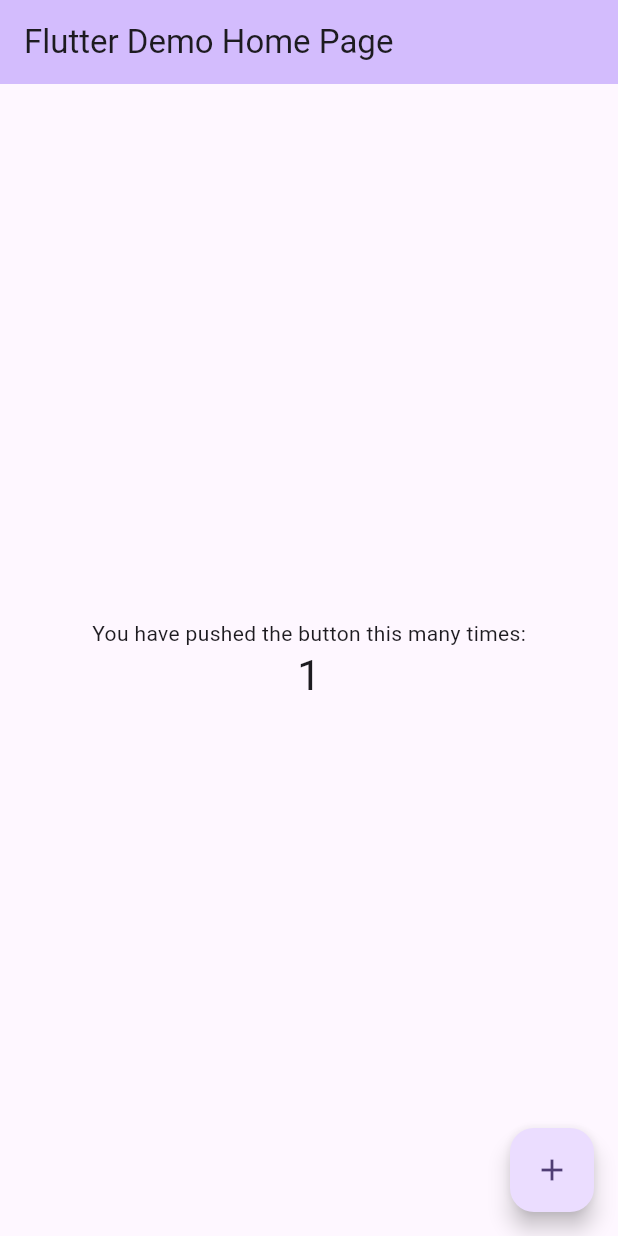
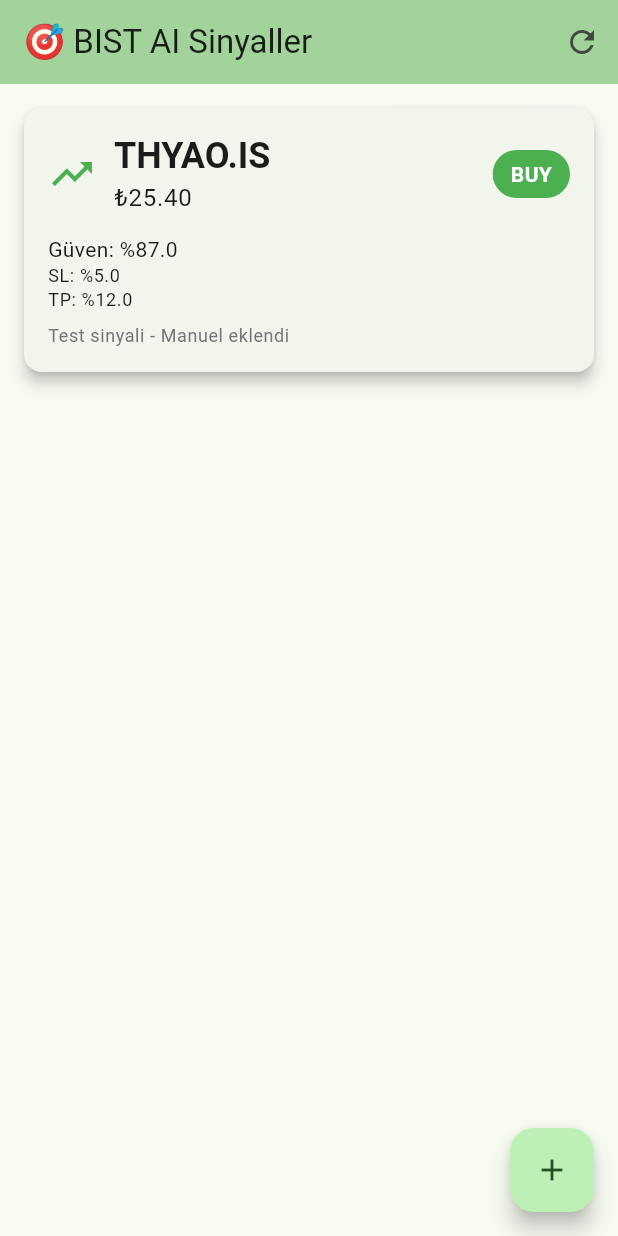
Before and after one commit to caglarilhan/mindtrack, a Flutter app: the screen it shows after launch, after a tap on the "add" icon, on a phone screen of 412 x 824 dp. Run offline on Flutter 3.47's test engine with Material 3 defaults, Android fonts, the phone set to English and light mode, and no system bars; our stand-ins replace cloud_firestore, firebase_core; accounts and stored records are empty.

Commit message:
Backend + Flutter Firebase entegrasyonu ✅

```diff
--- a/flutter_app/lib/main.dart
+++ b/flutter_app/lib/main.dart
@@ -1,122 +1,255 @@
 import 'package:flutter/material.dart';
+import 'package:firebase_core/firebase_core.dart';
+import 'package:cloud_firestore/cloud_firestore.dart';
 
-void main() {
-  runApp(const MyApp());
+void main() async {
+  WidgetsFlutterBinding.ensureInitialized();
+  await Firebase.initializeApp();
+  runApp(const BistAIApp());
 }
 
-class MyApp extends StatelessWidget {
-  const MyApp({super.key});
+class BistAIApp extends StatelessWidget {
+  const BistAIApp({super.key});
 
-  // This widget is the root of your application.
   @override
   Widget build(BuildContext context) {
     return MaterialApp(
-      title: 'Flutter Demo',
+      title: 'BIST AI Kazanç Asistanı',
       theme: ThemeData(
-        // This is the theme of your application.
-        //
-        // TRY THIS: Try running your application with "flutter run". You'll see
-        // the application has a purple toolbar. Then, without quitting the app,
-        // try changing the seedColor in the colorScheme below to Colors.green
-        // and then invoke "hot reload" (save your changes or press the "hot
-        // reload" button in a Flutter-supported IDE, or press "r" if you used
-        // the command line to start the app).
-        //
-        // Notice that the counter didn't reset back to zero; the application
-        // state is not lost during the reload. To reset the state, use hot
-        // restart instead.
-        //
-        // This works for code too, not just values: Most code changes can be
-        // tested with just a hot reload.
-        colorScheme: ColorScheme.fromSeed(seedColor: Colors.deepPurple),
+        colorScheme: ColorScheme.fromSeed(
+          seedColor: Colors.green,
+          brightness: Brightness.light,
+        ),
+        useMaterial3: true,
       ),
-      home: const MyHomePage(title: 'Flutter Demo Home Page'),
+      darkTheme: ThemeData(
+        colorScheme: ColorScheme.fromSeed(
+          seedColor: Colors.green,
+          brightness: Brightness.dark,
+        ),
+        useMaterial3: true,
+      ),
+      home: const SignalDashboard(),
     );
   }
 }
 
-class MyHomePage extends StatefulWidget {
-  const MyHomePage({super.key, required this.title});
-
-  // This widget is the home page of your application. It is stateful, meaning
-  // that it has a State object (defined below) that contains fields that affect
-  // how it looks.
-
-  // This class is the configuration for the state. It holds the values (in this
-  // case the title) provided by the parent (in this case the App widget) and
-  // used by the build method of the State. Fields in a Widget subclass are
-  // always marked "final".
-
-  final String title;
+class SignalDashboard extends StatefulWidget {
+  const SignalDashboard({super.key});
 
   @override
-  State<MyHomePage> createState() => _MyHomePageState();
+  State<SignalDashboard> createState() => _SignalDashboardState();
 }
 
-class _MyHomePageState extends State<MyHomePage> {
-  int _counter = 0;
+class _SignalDashboardState extends State<SignalDashboard> {
+  @override
+  Widget build(BuildContext context) {
+    return Scaffold(
+      appBar: AppBar(
+        title: const Text('🎯 BIST AI Sinyaller'),
+        backgroundColor: Theme.of(context).colorScheme.inversePrimary,
+        actions: [
+          IconButton(
+            icon: const Icon(Icons.refresh),
+            onPressed: () {
+              setState(() {}); // Refresh signals
+            },
+          ),
+        ],
+      ),
+      body: StreamBuilder<QuerySnapshot>(
+        stream: FirebaseFirestore.instance
+            .collection('latest_signals')
+            .snapshots(),
+        builder: (context, snapshot) {
+          if (snapshot.hasError) {
+            return Center(
+              child: Column(
+                mainAxisAlignment: MainAxisAlignment.center,
+                children: [
+                  const Icon(Icons.error, size: 64, color: Colors.red),
+                  const SizedBox(height: 16),
+                  Text('Hata: ${snapshot.error}'),
+                ],
+              ),
+            );
+          }
 
-  void _incrementCounter() {
-    setState(() {
-      // This call to setState tells the Flutter framework that something has
-      // changed in this State, which causes it to rerun the build method below
-      // so that the display can reflect the updated values. If we changed
-      // _counter without calling setState(), then the build method would not be
-      // called again, and so nothing would appear to happen.
-      _counter++;
+          if (snapshot.connectionState == ConnectionState.waiting) {
+            return const Center(
+              child: Column(
+                mainAxisAlignment: MainAxisAlignment.center,
+                children: [
+                  CircularProgressIndicator(),
+                  SizedBox(height: 16),
+                  Text('Sinyaller yükleniyor...'),
+                ],
+              ),
+            );
+          }
+
+          final signals = snapshot.data?.docs ?? [];
+
+          if (signals.isEmpty) {
+            return const Center(
+              child: Column(
+                mainAxisAlignment: MainAxisAlignment.center,
+                children: [
+                  Icon(Icons.signal_cellular_off, size: 64, color: Colors.grey),
+                  SizedBox(height: 16),
+                  Text('Henüz sinyal yok'),
+                  Text('Backend çalışıyor mu kontrol edin...'),
+                ],
+              ),
+            );
+          }
+
+          return ListView.builder(
+            padding: const EdgeInsets.all(16),
+            itemCount: signals.length,
+            itemBuilder: (context, index) {
+              final signal = signals[index].data() as Map<String, dynamic>;
+              return SignalCard(signal: signal);
+            },
+          );
+        },
+      ),
+      floatingActionButton: FloatingActionButton(
+        onPressed: () {
+          // Test için manuel sinyal ekle
+          _addTestSignal();
+        },
+        child: const Icon(Icons.add),
+      ),
+    );
+  }
+
+  void _addTestSignal() {
+    FirebaseFirestore.instance.collection('latest_signals').add({
+      'symbol': 'THYAO.IS',
+      'signal': 'BUY',
+      'confidence': 0.87,
+      'timestamp': Timestamp.now(),
+      'model': 'TestSignal',
+      'price': 25.40,
+      'reason': 'Test sinyali - Manuel eklendi',
+      'sl_percent': 5.0,
+      'tp_percent': 12.0,
     });
   }
+}
+
+class SignalCard extends StatelessWidget {
+  final Map<String, dynamic> signal;
+
+  const SignalCard({super.key, required this.signal});
 
   @override
   Widget build(BuildContext context) {
-    // This method is rerun every time setState is called, for instance as done
-    // by the _incrementCounter method above.
-    //
-    // The Flutter framework has been optimized to make rerunning build methods
-    // fast, so that you can just rebuild anything that needs updating rather
-    // than having to individually change instances of widgets.
-    return Scaffold(
-      appBar: AppBar(
-        // TRY THIS: Try changing the color here to a specific color (to
-        // Colors.amber, perhaps?) and trigger a hot reload to see the AppBar
-        // change color while the other colors stay the same.
-        backgroundColor: Theme.of(context).colorScheme.inversePrimary,
-        // Here we take the value from the MyHomePage object that was created by
-        // the App.build method, and use it to set our appbar title.
-        title: Text(widget.title),
-      ),
-      body: Center(
-        // Center is a layout widget. It takes a single child and positions it
-        // in the middle of the parent.
+    final signalType = signal['signal'] ?? 'HOLD';
+    final confidence = (signal['confidence'] ?? 0.0) * 100;
+    final symbol = signal['symbol'] ?? '';
+    final price = signal['price'] ?? 0.0;
+    final reason = signal['reason'] ?? '';
+
+    Color signalColor;
+    IconData signalIcon;
+
+    switch (signalType) {
+      case 'BUY':
+        signalColor = Colors.green;
+        signalIcon = Icons.trending_up;
+        break;
+      case 'SELL':
+        signalColor = Colors.red;
+        signalIcon = Icons.trending_down;
+        break;
+      default:
+        signalColor = Colors.orange;
+        signalIcon = Icons.pause;
+    }
+
+    return Card(
+      margin: const EdgeInsets.only(bottom: 12),
+      elevation: 4,
+      child: Padding(
+        padding: const EdgeInsets.all(16),
         child: Column(
-          // Column is also a layout widget. It takes a list of children and
-          // arranges them vertically. By default, it sizes itself to fit its
-          // children horizontally, and tries to be as tall as its parent.
-          //
-          // Column has various properties to control how it sizes itself and
-          // how it positions its children. Here we use mainAxisAlignment to
-          // center the children vertically; the main axis here is the vertical
-          // axis because Columns are vertical (the cross axis would be
-          // horizontal).
-          //
-          // TRY THIS: Invoke "debug painting" (choose the "Toggle Debug Paint"
-          // action in the IDE, or press "p" in the console), to see the
-          // wireframe for each widget.
-          mainAxisAlignment: MainAxisAlignment.center,
-          children: <Widget>[
-            const Text('You have pushed the button this many times:'),
+          crossAxisAlignment: CrossAxisAlignment.start,
+          children: [
+            Row(
+              children: [
+                Icon(signalIcon, color: signalColor, size: 32),
+                const SizedBox(width: 12),
+                Expanded(
+                  child: Column(
+                    crossAxisAlignment: CrossAxisAlignment.start,
+                    children: [
+                      Text(
+                        symbol,
+                        style: Theme.of(context).textTheme.headlineSmall?.copyWith(
+                          fontWeight: FontWeight.bold,
+                        ),
+                      ),
+                      Text(
+                        '₺${price.toStringAsFixed(2)}',
+                        style: Theme.of(context).textTheme.bodyLarge,
+                      ),
+                    ],
+                  ),
+                ),
+                Container(
+                  padding: const EdgeInsets.symmetric(horizontal: 12, vertical: 6),
+                  decoration: BoxDecoration(
+                    color: signalColor,
+                    borderRadius: BorderRadius.circular(20),
+                  ),
+                  child: Text(
+                    signalType,
+                    style: const TextStyle(
+                      color: Colors.white,
+                      fontWeight: FontWeight.bold,
+                    ),
+                  ),
+                ),
+              ],
+            ),
+            const SizedBox(height: 12),
+            Row(
+              children: [
+                Expanded(
+                  child: Column(
+                    crossAxisAlignment: CrossAxisAlignment.start,
+                    children: [
+                      Text(
+                        'Güven: %${confidence.toStringAsFixed(1)}',
+                        style: Theme.of(context).textTheme.bodyMedium,
+                      ),
+                      if (signal['sl_percent'] != null)
+                        Text(
+                          'SL: %${signal['sl_percent']}',
+                          style: Theme.of(context).textTheme.bodySmall,
+                        ),
+                      if (signal['tp_percent'] != null)
+                        Text(
+                          'TP: %${signal['tp_percent']}',
+                          style: Theme.of(context).textTheme.bodySmall,
+                        ),
+                    ],
+                  ),
+                ),
+              ],
+            ),
+            const SizedBox(height: 8),
             Text(
-              '$_counter',
-              style: Theme.of(context).textTheme.headlineMedium,
+              reason,
+              style: Theme.of(context).textTheme.bodySmall?.copyWith(
+                color: Colors.grey[600],
+              ),
             ),
           ],
         ),
       ),
-      floatingActionButton: FloatingActionButton(
-        onPressed: _incrementCounter,
-        tooltip: 'Increment',
-        child: const Icon(Icons.add),
-      ), // This trailing comma makes auto-formatting nicer for build methods.
     );
   }
 }
--- a/flutter_app/pubspec.yaml
+++ b/flutter_app/pubspec.yaml
@@ -34,6 +34,10 @@
   # The following adds the Cupertino Icons font to your application.
   # Use with the CupertinoIcons class for iOS style icons.
   cupertino_icons: ^1.0.8
+  firebase_core: ^3.15.0
+  firebase_auth: ^5.6.1
+  cloud_firestore: ^5.6.10
+  firebase_messaging: ^15.2.8
 
 dev_dependencies:
   flutter_test:
```
Also changed, not shown: flutter_app/firebase.json (added), flutter_app/lib/firebase_options.dart (added), flutter_app/pubspec.lock, 17 other files.
